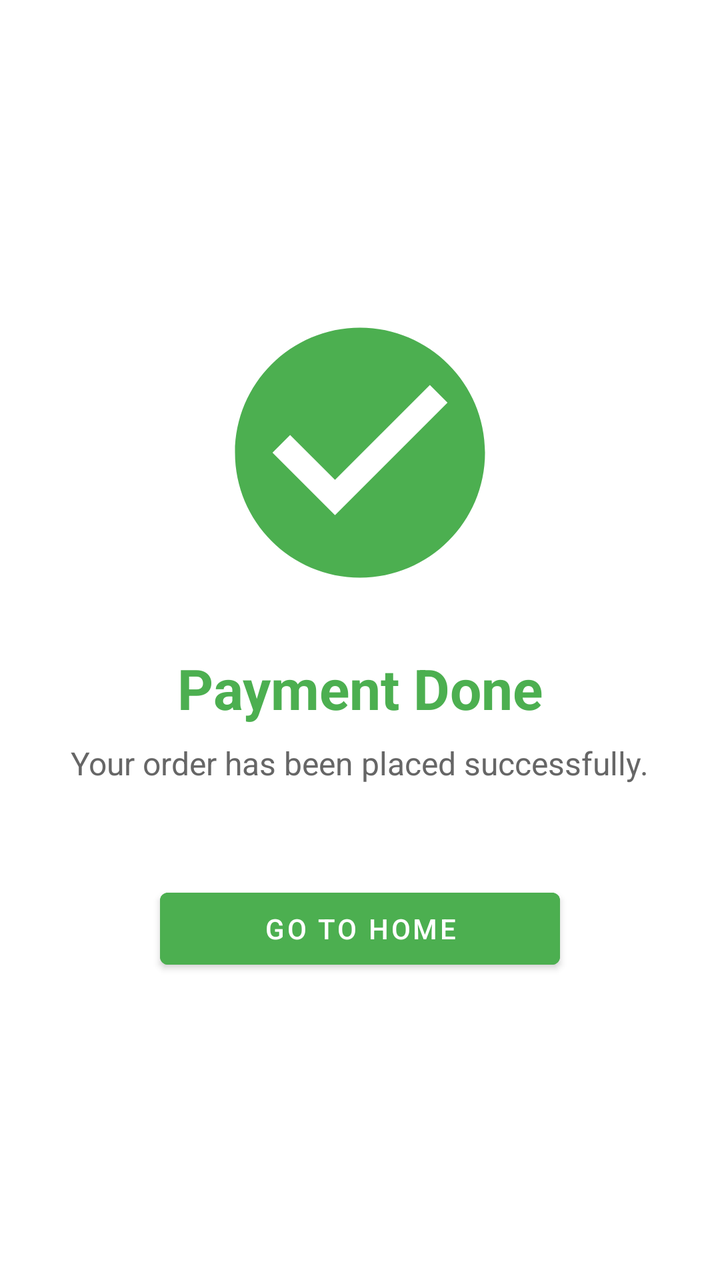
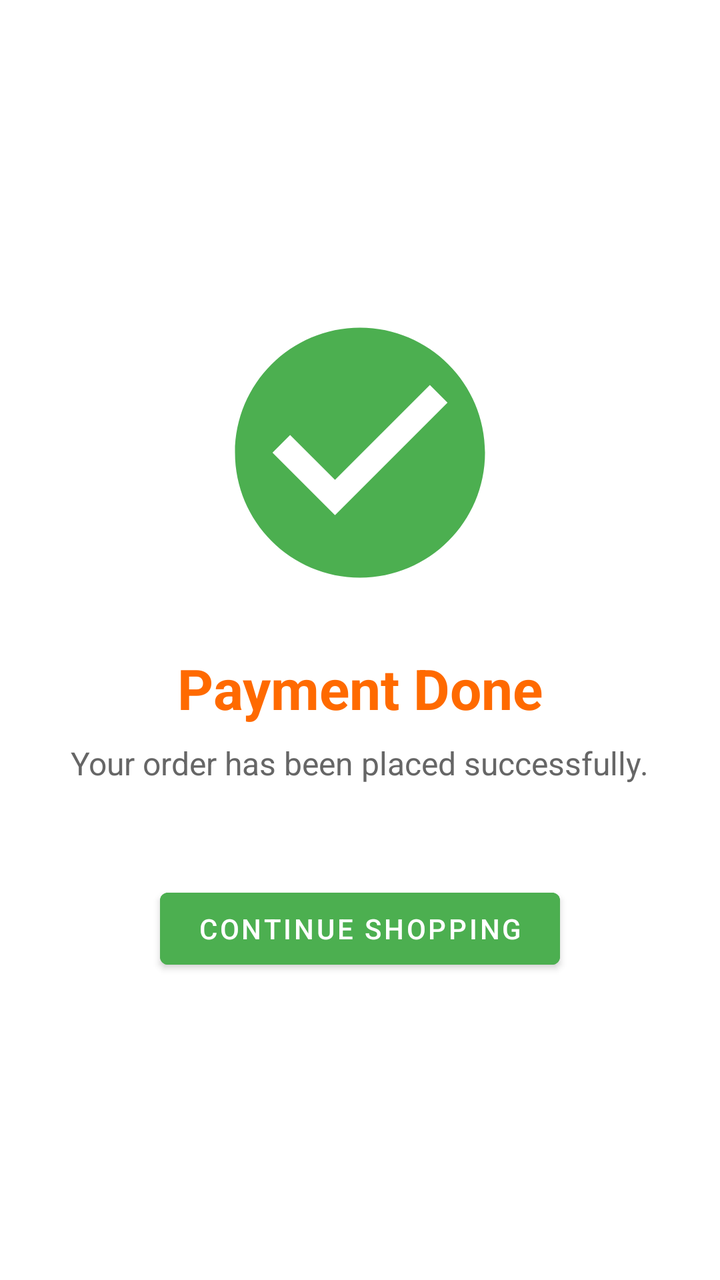

Two renders of the same Android screen: before a commit and after it. Below are the layout's source before the change and the commit's diff.
<!-- AndroidManifest.xml: application theme Theme.BulkAgrochem -->
<!-- res/layout/activity_payment_success.xml -->
<?xml version="1.0" encoding="utf-8"?>
<LinearLayout xmlns:android="http://schemas.android.com/apk/res/android"
    android:layout_width="match_parent"
    android:layout_height="match_parent"
    android:gravity="center"
    android:orientation="vertical"
    android:background="@android:color/white">

    <ImageView
        android:id="@+id/imgCheck"
        android:layout_width="150dp"
        android:layout_height="150dp"
        android:src="@drawable/ic_check_circle"
        android:contentDescription="Success" />

    <TextView
        android:layout_width="wrap_content"
        android:layout_height="wrap_content"
        android:layout_marginTop="24dp"
        android:text="Payment Done"
        android:textColor="@color/green"
        android:textSize="28sp"
        android:textStyle="bold" />

    <TextView
        android:layout_width="wrap_content"
        android:layout_height="wrap_content"
        android:layout_marginTop="8dp"
        android:text="Your order has been placed successfully."
        android:textColor="#666666"
        android:textSize="16sp" />

    <Button
        android:id="@+id/btnGoHome"
        android:layout_width="200dp"
        android:layout_height="wrap_content"
        android:layout_marginTop="48dp"
        android:backgroundTint="@color/green"
        android:text="Go to Home"
        android:textColor="@android:color/white" />

</LinearLayout>
<!-- resources referenced by this layout -->
<resources>
  <color name="green">#4CAF50</color>
  <!-- drawable ic_check_circle (drawable) -->
  <vector xmlns:android="http://schemas.android.com/apk/res/android"
      android:width="150dp"
      android:height="150dp"
      android:viewportWidth="24"
      android:viewportHeight="24">
      <path
          android:fillColor="@color/green"
          android:pathData="M12,2C6.48,2 2,6.48 2,12s4.48,10 10,10 10,-4.48 10,-10S17.52,2 12,2zM10,17l-5,-5 1.41,-1.41L10,14.17l7.59,-7.59L19,8l-9,9z" />
  </vector>
  <style name="Theme.BulkAgrochem" parent="Base.Theme.BulkAgrochem" />
  <style name="Base.Theme.BulkAgrochem" parent="Theme.MaterialComponents.DayNight.NoActionBar">
          
          <item name="colorPrimary">@color/colorPrimary</item>
          <item name="colorPrimaryVariant">@color/colorPrimaryDark</item>
          <item name="colorOnPrimary">@color/colorOnPrimary</item>
  
          <item name="android:windowBackground">@android:color/white</item>
          <item name="colorSurface">@android:color/white</item>
  
          
          <item name="android:statusBarColor">@android:color/white</item>
          <item name="android:windowLightStatusBar">true</item>
      </style>
  <color name="colorPrimary">@color/orange_brand</color>
  <color name="colorPrimaryDark">@color/black</color>
  <color name="colorOnPrimary">@color/white</color>
  <color name="orange_brand">#FF6A00</color>
  <color name="black">#FF000000</color>
  <color name="white">#FFFFFFFF</color>
</resources>

<!-- the commit's change to res/layout/activity_payment_success.xml (unified diff, before → after) -->
@@ -18,7 +18,7 @@
         android:layout_height="wrap_content"
         android:layout_marginTop="24dp"
         android:text="Payment Done"
-        android:textColor="@color/green"
+        android:textColor="@color/orange_brand"
         android:textSize="28sp"
         android:textStyle="bold" />
 
@@ -35,8 +35,8 @@
         android:layout_width="200dp"
         android:layout_height="wrap_content"
         android:layout_marginTop="48dp"
-        android:backgroundTint="@color/green"
-        android:text="Go to Home"
+        android:backgroundTint="#4CAF50"
+        android:text="Continue Shopping"
         android:textColor="@android:color/white" />
 
 </LinearLayout>
